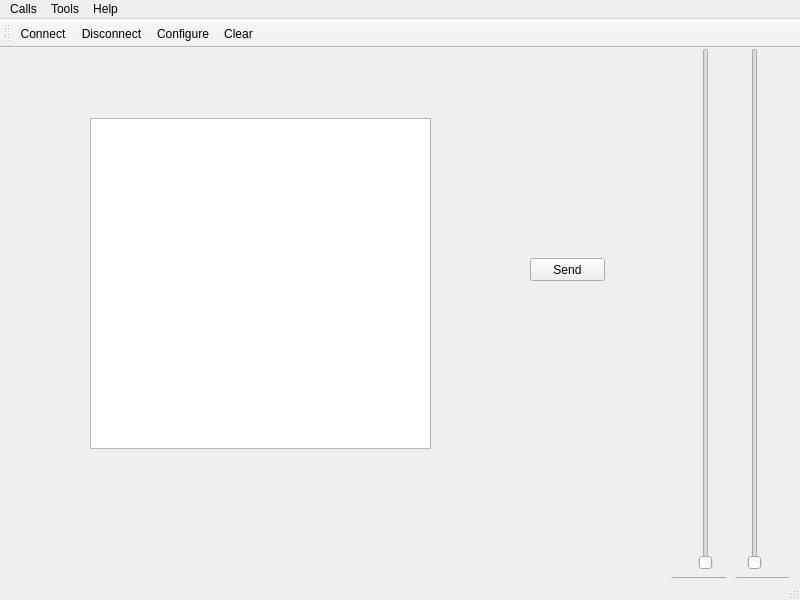
Above: mainwindow.ui from RunoVj/Terminal before the change. Below: the same form after it.
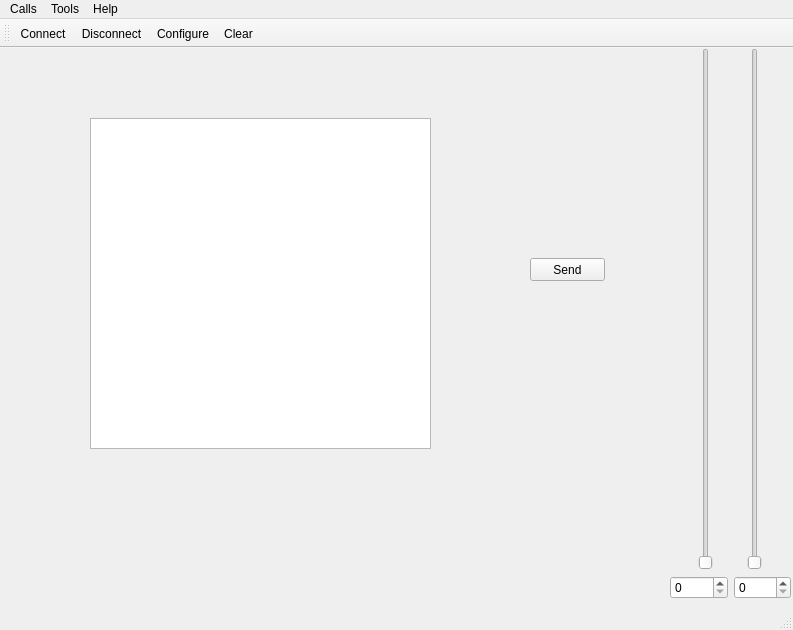
That is the form after the change. Icons and pictures are not drawn.

Commit message: Added sending 2 values - velocity and period

```diff
--- a/mainwindow.ui
+++ b/mainwindow.ui
@@ -6,8 +6,8 @@
    <rect>
     <x>0</x>
     <y>0</y>
-    <width>800</width>
-    <height>600</height>
+    <width>793</width>
+    <height>630</height>
    </rect>
   </property>
   <property name="windowTitle">
@@ -37,7 +37,7 @@
      </rect>
     </property>
    </widget>
-   <widget class="QWidget" name="">
+   <widget class="QWidget" name="layoutWidget">
     <property name="geometry">
      <rect>
       <x>670</x>
@@ -86,7 +86,7 @@
     <rect>
      <x>0</x>
      <y>0</y>
-     <width>800</width>
+     <width>793</width>
      <height>21</height>
     </rect>
    </property>
```
Left out of the diff: 43 changed lines with no effect on the pictures. The commit also changes 1 other file.
